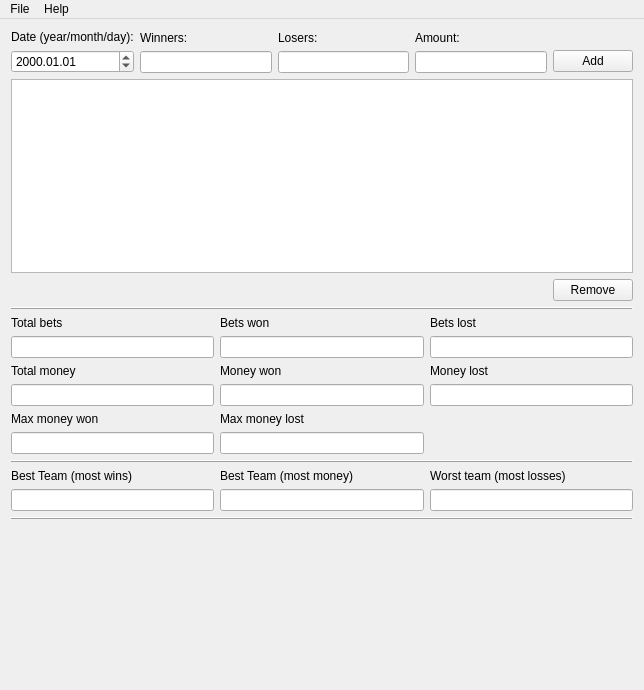
Above: mainwindow.ui from dhmitry/CSGO-Lounge-Statistics before the change. Below: the same form after it.
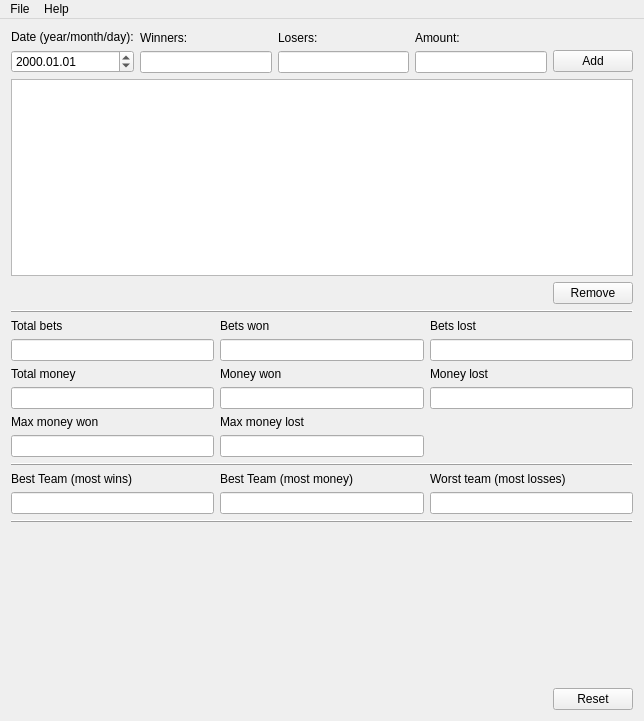
That is the form after the change. Custom widgets are drawn as their Qt base class.

Commit message: fixed the graph, added reset button for the graph

```diff
--- a/mainwindow.ui
+++ b/mainwindow.ui
@@ -7,7 +7,7 @@
     <x>0</x>
     <y>0</y>
     <width>644</width>
-    <height>690</height>
+    <height>721</height>
    </rect>
   </property>
   <property name="windowTitle">
@@ -434,6 +434,30 @@
       </property>
      </widget>
     </item>
+    <item>
+     <layout class="QHBoxLayout" name="horizontalLayout_2">
+      <item>
+       <spacer name="horizontalSpacer_2">
+        <property name="orientation">
+         <enum>Qt::Horizontal</enum>
+        </property>
+        <property name="sizeHint" stdset="0">
+         <size>
+          <width>40</width>
+          <height>20</height>
+         </size>
+        </property>
+       </spacer>
+      </item>
+      <item>
+       <widget class="QPushButton" name="resetGraphButton">
+        <property name="text">
+         <string>Reset</string>
+        </property>
+       </widget>
+      </item>
+     </layout>
+    </item>
    </layout>
    <zorder>tableView</zorder>
    <zorder></zorder>
```
Left out of the diff: 2 changed lines with no effect on the pictures. The commit also changes 2 other files.
